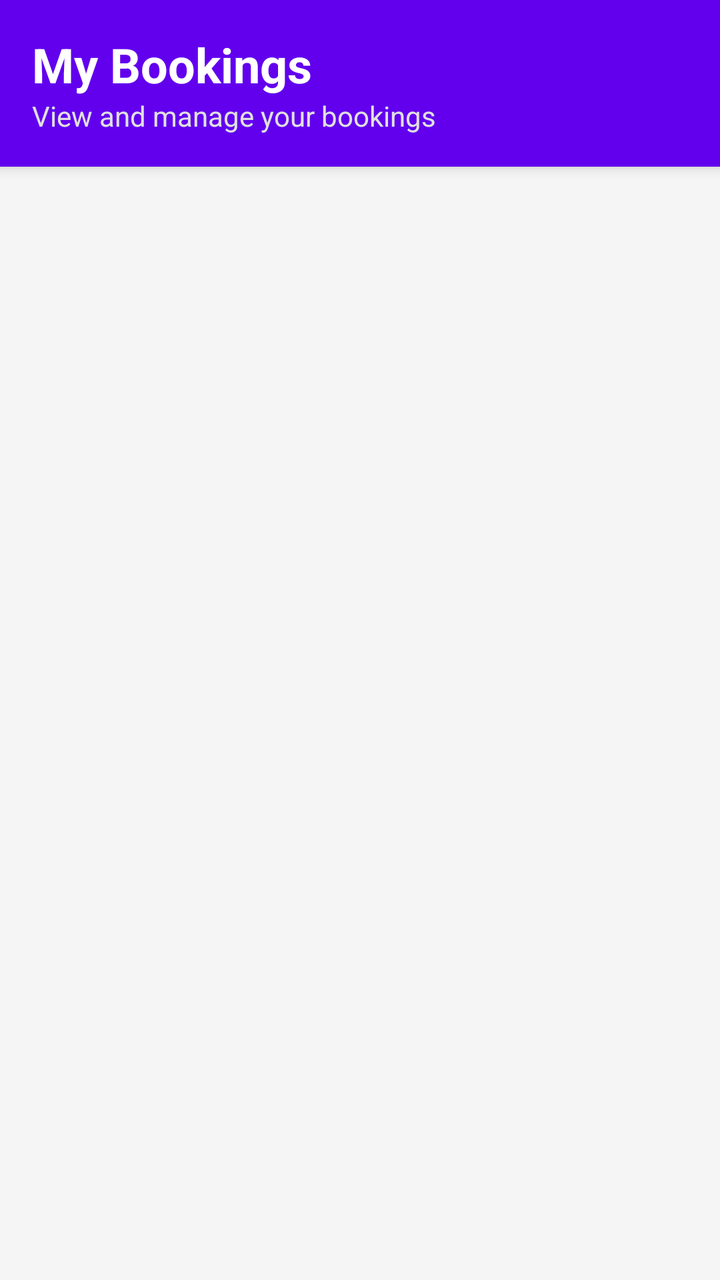
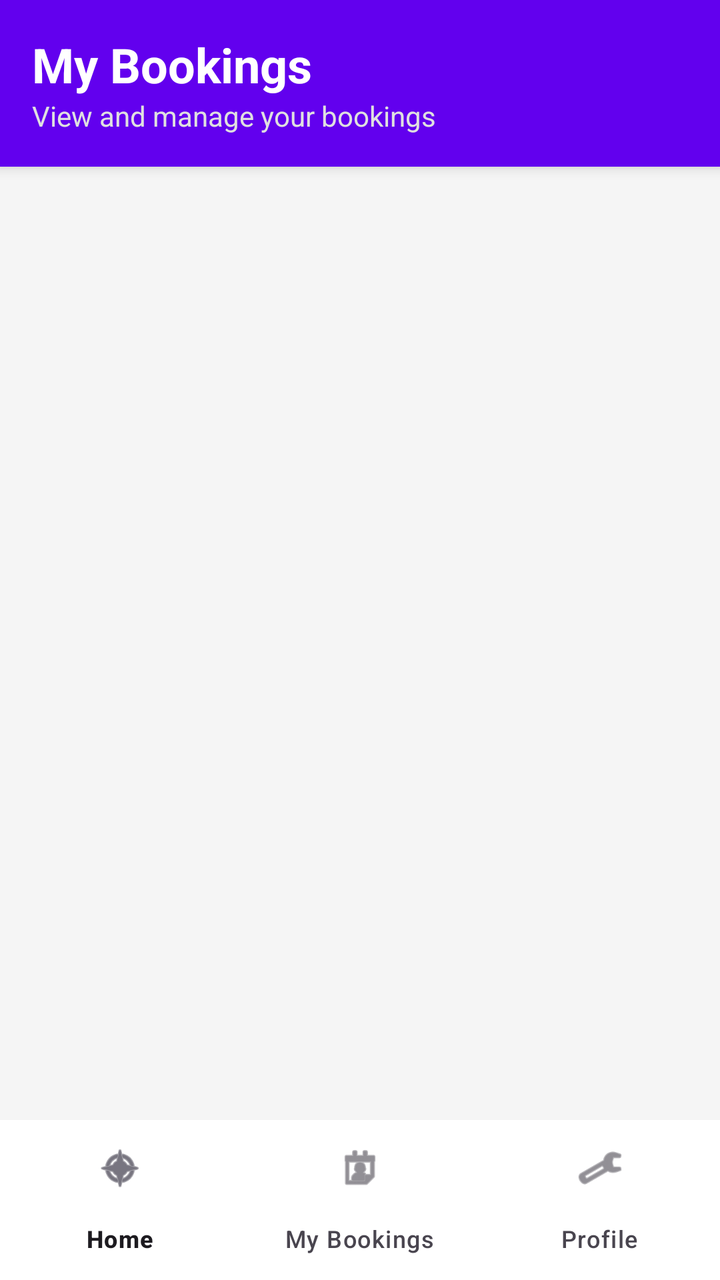

The first picture is an Android layout as it rendered before a commit; the second is the same layout after the commit. The layout source and the unified diff follow.
<!-- AndroidManifest.xml: application theme Theme.FacilityBooking -->
<!-- res/layout/activity_my_bookings.xml -->
<?xml version="1.0" encoding="utf-8"?>
<RelativeLayout xmlns:android="http://schemas.android.com/apk/res/android"
    xmlns:app="http://schemas.android.com/apk/res-auto"
    xmlns:tools="http://schemas.android.com/tools"
    android:layout_width="match_parent"
    android:layout_height="match_parent"
    android:background="#F5F5F5"
    tools:context=".MyBookingsActivity">

    <LinearLayout
        android:id="@+id/titleBar"
        android:layout_width="match_parent"
        android:layout_height="wrap_content"
        android:orientation="vertical"
        android:background="@color/design_default_color_primary"
        android:padding="16dp"
        android:elevation="4dp">

        <TextView
            android:layout_width="wrap_content"
            android:layout_height="wrap_content"
            android:text="My Bookings"
            android:textSize="24sp"
            android:textStyle="bold"
            android:textColor="#FFFFFF" />

        <TextView
            android:layout_width="wrap_content"
            android:layout_height="wrap_content"
            android:text="View and manage your bookings"
            android:textSize="14sp"
            android:textColor="#E0E0E0" />

    </LinearLayout>

    <androidx.recyclerview.widget.RecyclerView
        android:id="@+id/rvMyBookings"
        android:layout_width="match_parent"
        android:layout_height="match_parent"
        android:layout_below="@id/titleBar"
        android:paddingTop="8dp"
        android:paddingBottom="8dp" />

    <TextView
        android:id="@+id/tvEmptyState"
        android:layout_width="wrap_content"
        android:layout_height="wrap_content"
        android:layout_centerInParent="true"
        android:text="No bookings found"
        android:textSize="16sp"
        android:textColor="#999999"
        android:visibility="gone" />

</RelativeLayout>
<!-- resources referenced by this layout -->
<resources>
  <style name="Theme.FacilityBooking" parent="Base.Theme.FacilityBooking" />
  <style name="Base.Theme.FacilityBooking" parent="Theme.Material3.DayNight.NoActionBar">
          
          
      </style>
</resources>

<!-- the commit's change to res/layout/activity_my_bookings.xml (unified diff, before → after) -->
@@ -38,6 +38,7 @@
         android:layout_width="match_parent"
         android:layout_height="match_parent"
         android:layout_below="@id/titleBar"
+        android:layout_above="@id/bottomNavigation"
         android:paddingTop="8dp"
         android:paddingBottom="8dp" />
 
@@ -51,4 +52,20 @@
         android:textColor="#999999"
         android:visibility="gone" />
 
+    <ProgressBar
+        android:id="@+id/progressBar"
+        android:layout_width="wrap_content"
+        android:layout_height="wrap_content"
+        android:layout_centerInParent="true"
+        android:visibility="gone" />
+
+    <com.google.android.material.bottomnavigation.BottomNavigationView
+        android:id="@+id/bottomNavigation"
+        android:layout_width="match_parent"
+        android:layout_height="wrap_content"
+        android:layout_alignParentBottom="true"
+        android:background="#FFFFFF"
+        android:elevation="8dp"
+        app:menu="@menu/menu_bottom_nav_user" />
+
 </RelativeLayout>
